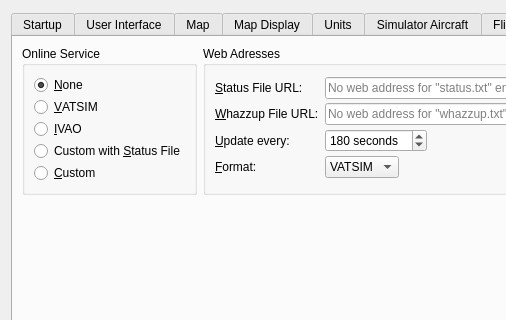
Qt form src/options/options.ui (albar965/littlenavmap) before a commit; both pictures show x 0 to 506 and y 0 to 320 of the 1024 by 564 pixel window.
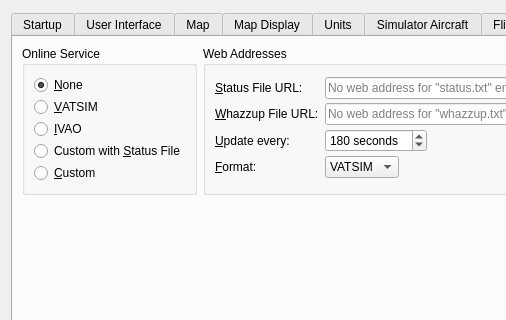
The same form after that commit. The open tabs and pages were chosen to show the change.

Commit message: Visual range for online clients now uses correct units in search result. Fixed leftover online servers in search result table after switching. Fixed small typo in online configuration.

What changed in the file:
```diff
--- a/src/options/options.ui
+++ b/src/options/options.ui
@@ -2912,7 +2912,7 @@
        <item row="0" column="1">
         <widget class="QGroupBox" name="groupBoxOptionsOnlineWeb">
          <property name="title">
-          <string>Web Adresses</string>
+          <string>Web Addresses</string>
          </property>
          <layout class="QGridLayout" name="gridLayout_25">
           <property name="verticalSpacing">
```
Left out of the diff: 2 changed lines with no effect on the pictures. The commit also changes 2 other files.
